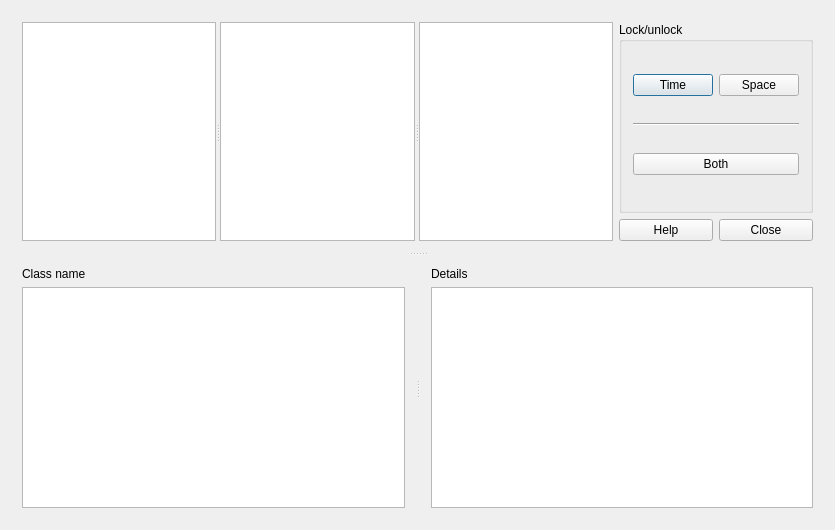
Qt form fet/src/interface/timetableviewstudentsdayshorizontalform_template.ui (vonmecheln/fet) before a commit.
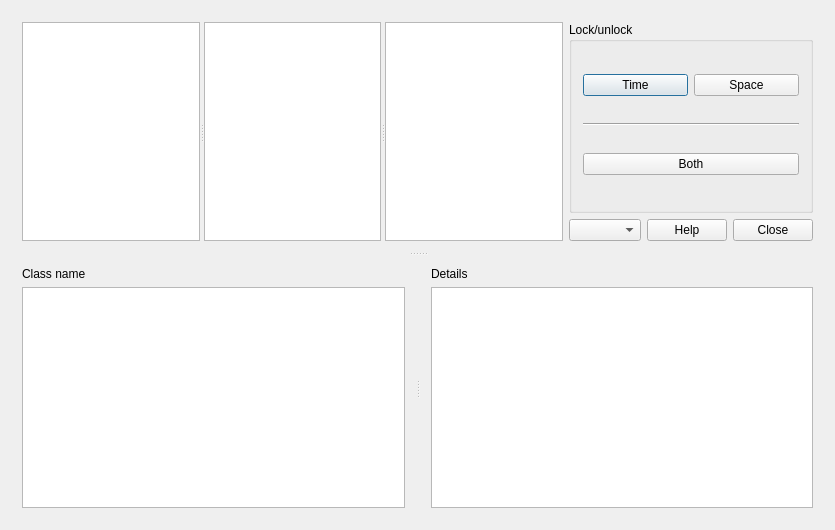
The same form after that commit.

Diff of the .ui file:
```diff
--- a/fet/src/interface/timetableviewstudentsdayshorizontalform_template.ui
+++ b/fet/src/interface/timetableviewstudentsdayshorizontalform_template.ui
@@ -79,6 +79,9 @@
          </item>
          <item>
           <layout class="QHBoxLayout" name="horizontalLayout_2">
+           <item>
+            <widget class="QComboBox" name="shownComboBox"/>
+           </item>
            <item>
             <widget class="QPushButton" name="helpPushButton">
              <property name="text">
```
Left out of the diff: 2 changed lines with no effect on the pictures.
